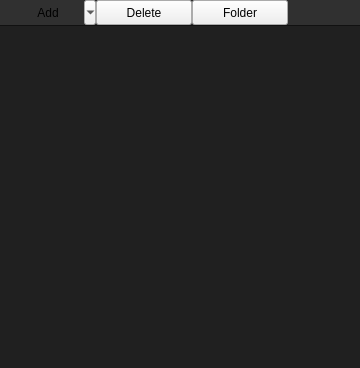
jahshaka/Studio, file src/ui/panels/scenehierarchywidget.ui: the form before one commit.
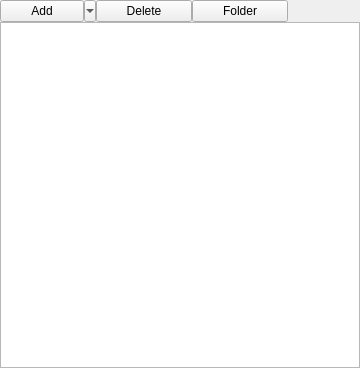
The form after the commit. Icons and pictures are not drawn. Custom widgets are drawn as their Qt base class.

Diff of the .ui file:
```diff
--- a/src/ui/panels/scenehierarchywidget.ui
+++ b/src/ui/panels/scenehierarchywidget.ui
@@ -13,58 +13,6 @@
   <property name="windowTitle">
    <string>Form</string>
   </property>
-  <property name="styleSheet">
-   <string notr="true">QWidget#sceneTree {
-	background-color: #202020;
-	border-top: 1px solid #111;
-}
-
-#addBtn, #deleteBtn, #folderBtn {
-	padding: 4px;
-}
-
-#addBtn {
-	border: 0;
-}
-
-#deleteBtn, #folderBtn {
-	border-left: 1px solid #333;
-}
-
-QTreeWidget {
-  outline: none;
-  selection-background-color: #404040;
-  color: #CECECE;
-}
-
-QTreeWidget::item {
-	padding: 6px;
-}
-
-QTreeWidget::item:selected {
-	selection-background-color: #404040;
-	background: #404040;
-	outline: none;
-  }
-
-
-/* important when the widget loses focus */
-QTreeWidget::item:selected:!active {
-	background: #404040;
-	padding: 0;
-	color: #CECECE;
-}
-
-QTreeWidget::item:selected:active {
-	background: #404040;
-	padding: 0;
-}
-
-QTreeWidget::item:hover {
-
-}
-  </string>
-  </property>
   <layout class="QVBoxLayout" name="verticalLayout">
    <property name="spacing">
     <number>0</number>
@@ -89,12 +37,6 @@
        <height>0</height>
       </size>
      </property>
-     <property name="styleSheet">
-      <string notr="true">QWidget#widget{
-	border: none;
-	background-color: #303030;
-}</string>
-     </property>
      <layout class="QHBoxLayout" name="horizontalLayout">
       <property name="spacing">
        <number>0</number>
@@ -206,9 +148,6 @@
    </item>
    <item>
     <widget class="SceneTreeWidget" name="sceneTree">
-     <property name="styleSheet">
-      <string notr="true">outline: none</string>
-     </property>
      <property name="rootIsDecorated">
       <bool>true</bool>
      </property>
```
